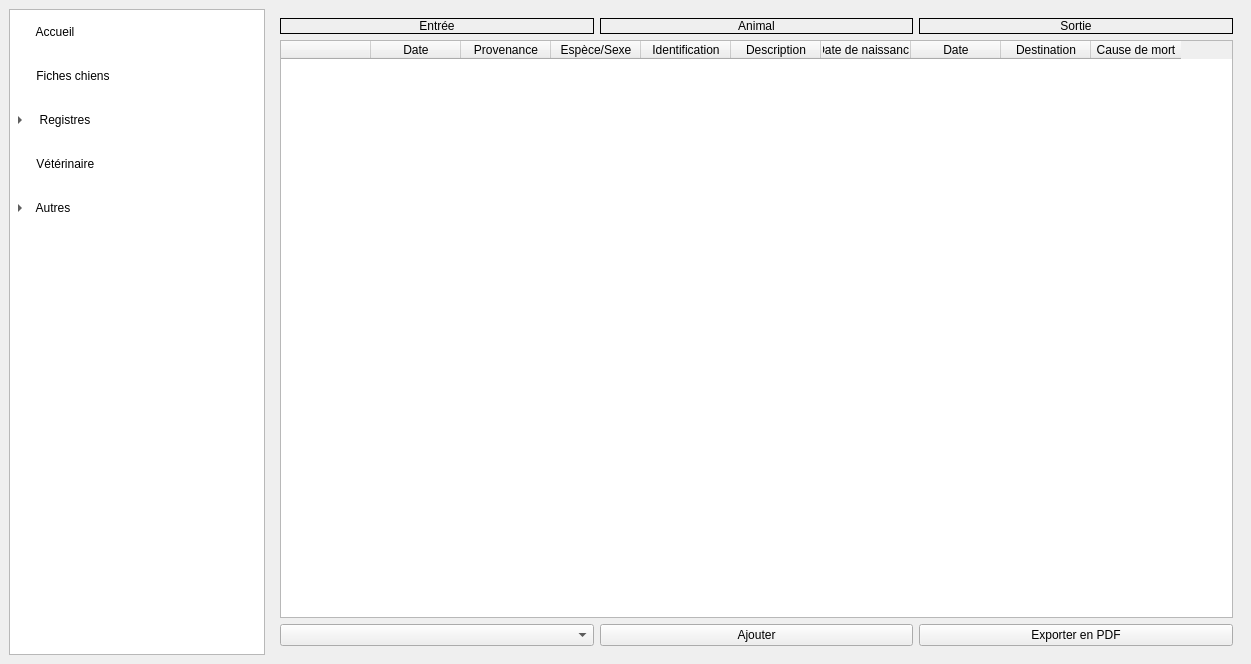
Before: the Qt Designer form mainwindow.ui in ArtAuc/mkrescue, drawn with Qt 5.
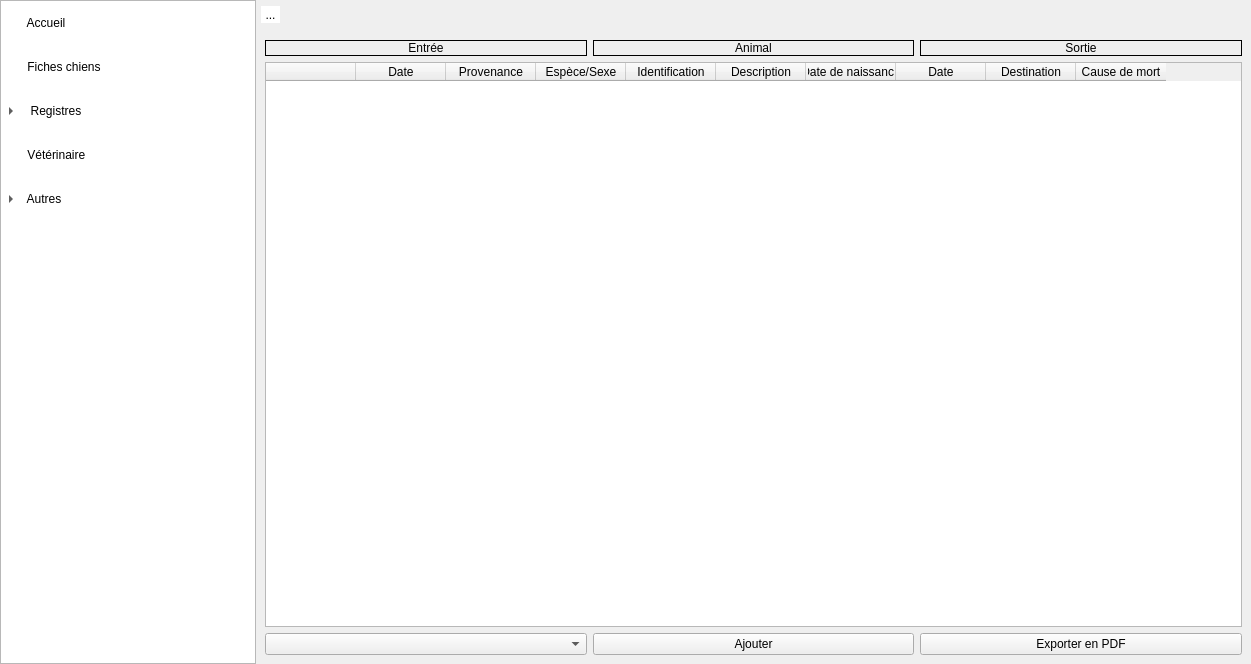
After: the same form once the commit is applied. The open tabs and pages were chosen to show the change. Icons and pictures are not drawn. Custom widgets are drawn as their Qt base class.

Commit message: Sliding side menu

The edit to the form file:
```diff
--- a/mainwindow.ui
+++ b/mainwindow.ui
@@ -10,18 +10,73 @@
     <height>664</height>
    </rect>
   </property>
+  <property name="palette">
+   <palette>
+    <active>
+     <colorrole role="Window">
+      <brush brushstyle="SolidPattern">
+       <color alpha="255">
+        <red>255</red>
+        <green>255</green>
+        <blue>255</blue>
+       </color>
+      </brush>
+     </colorrole>
+    </active>
+    <inactive>
+     <colorrole role="Window">
+      <brush brushstyle="SolidPattern">
+       <color alpha="255">
+        <red>239</red>
+        <green>239</green>
+        <blue>239</blue>
+       </color>
+      </brush>
+     </colorrole>
+    </inactive>
+    <disabled>
+     <colorrole role="Window">
+      <brush brushstyle="SolidPattern">
+       <color alpha="255">
+        <red>255</red>
+        <green>255</green>
+        <blue>255</blue>
+       </color>
+      </brush>
+     </colorrole>
+    </disabled>
+   </palette>
+  </property>
   <property name="windowTitle">
    <string>MainWindow</string>
   </property>
-  <widget class="QWidget" name="centralwidget">
+  <property name="autoFillBackground">
+   <bool>false</bool>
+  </property>
    <property name="styleSheet">
     <string notr="true"/>
    </property>
+  <widget class="QWidget" name="centralwidget">
    <layout class="QHBoxLayout" name="horizontalLayout">
+    <property name="spacing">
+     <number>0</number>
+    </property>
+    <property name="leftMargin">
+     <number>0</number>
+    </property>
+    <property name="topMargin">
+     <number>0</number>
+    </property>
+    <property name="rightMargin">
+     <number>0</number>
+    </property>
+    <property name="bottomMargin">
+     <number>0</number>
+    </property>
     <item>
      <widget class="MenuTree" name="menuTree">
       <property name="sizePolicy">
-       <sizepolicy hsizetype="Minimum" vsizetype="Expanding">
+       <sizepolicy hsizetype="Preferred" vsizetype="Expanding">
         <horstretch>0</horstretch>
         <verstretch>0</verstretch>
        </sizepolicy>
@@ -193,12 +248,65 @@
      </widget>
     </item>
     <item>
+     <layout class="QVBoxLayout" name="mainVerticalLayout">
+      <property name="spacing">
+       <number>6</number>
+      </property>
+      <item>
+       <layout class="QHBoxLayout" name="topHorizontalLayout">
+        <property name="leftMargin">
+         <number>5</number>
+        </property>
+        <property name="topMargin">
+         <number>5</number>
+        </property>
+        <item>
+         <widget class="QToolButton" name="menuButton">
+          <property name="styleSheet">
+           <string notr="true">background-color:white;
+
+border-style:none;</string>
+          </property>
+          <property name="text">
+           <string>...</string>
+          </property>
+          <property name="icon">
+           <iconset>
+            <normaloff>media/menuButton.png</normaloff>media/menuButton.png</iconset>
+          </property>
+          <property name="iconSize">
+           <size>
+            <width>32</width>
+            <height>32</height>
+           </size>
+          </property>
+          <property name="arrowType">
+           <enum>Qt::NoArrow</enum>
+          </property>
+         </widget>
+        </item>
+        <item>
+         <spacer name="horizontalSpacer">
+          <property name="orientation">
+           <enum>Qt::Horizontal</enum>
+          </property>
+          <property name="sizeHint" stdset="0">
+           <size>
+            <width>40</width>
+            <height>20</height>
+           </size>
+          </property>
+         </spacer>
+        </item>
+       </layout>
+      </item>
+      <item>
      <widget class="QStackedWidget" name="stackedWidget">
       <property name="frameShape">
        <enum>QFrame::NoFrame</enum>
       </property>
       <property name="currentIndex">
-       <number>6</number>
+         <number>2</number>
       </property>
       <widget class="QWidget" name="homePage"/>
       <widget class="QWidget" name="dogSheetsPage"/>
@@ -352,6 +460,8 @@
       <widget class="QWidget" name="membersPage"/>
       <widget class="QWidget" name="vetPage"/>
      </widget>
+      </item>
+     </layout>
     </item>
    </layout>
   </widget>
```
Lines whose indentation alone changed are shown as unchanged. The commit also changes 4 other files.
